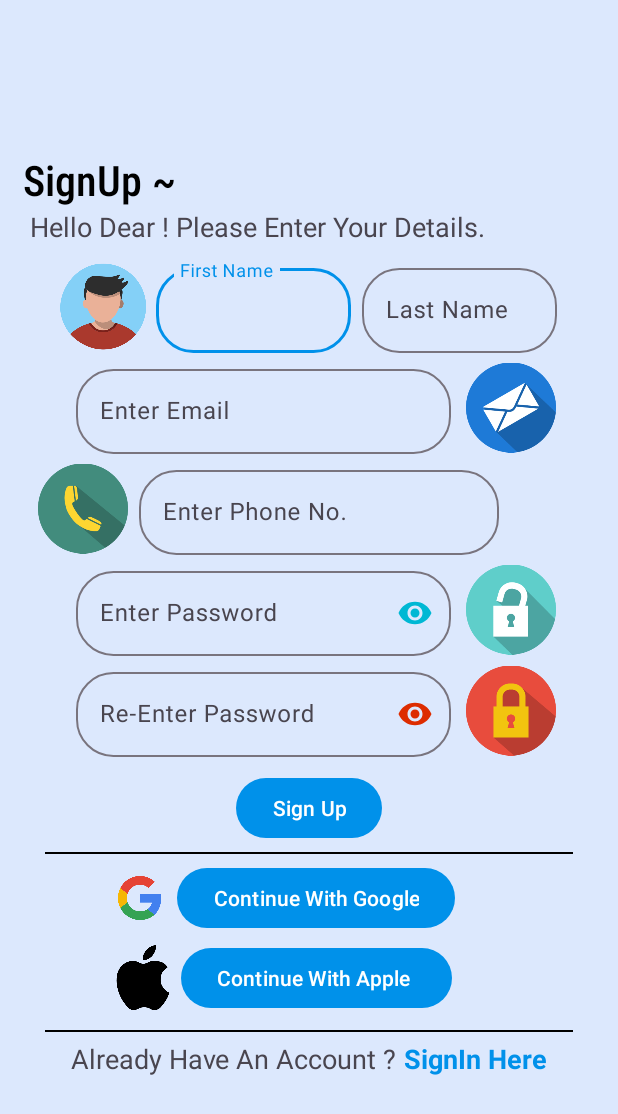
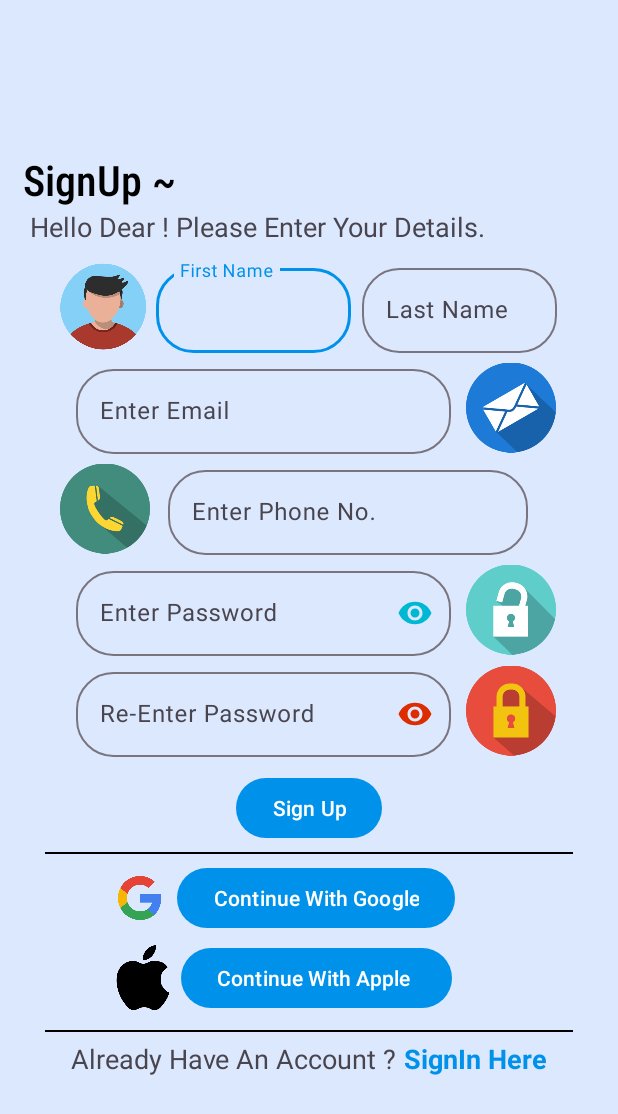
Before and after one commit to Admin-573/The-Hotel, an Android app: the get_start screen opened directly, with no data from a screen before it, on a phone screen of 412 x 824 dp. Shown: the top 1114 px of the screen. Run offline under Robolectric (Android 15) with nearby library versions, the phone set to English and light mode, and no system bars; Roboto replaces fonts that are not available here.

Commit message:
Initial commit

```diff
--- a/app/src/main/res/layout/activity_get_start.xml
+++ b/app/src/main/res/layout/activity_get_start.xml
@@ -94,6 +94,7 @@
             app:boxCornerRadiusTopStart="25dp"
             app:boxCornerRadiusBottomEnd="25dp"
             android:layout_width="250dp"
+            app:placeholderText="you@example.com"
             android:layout_height="wrap_content">
 
             <com.google.android.material.textfield.TextInputEditText
@@ -113,36 +114,35 @@
     </LinearLayout>
 
     <LinearLayout
-        android:layout_marginBottom="5dp"
+        android:layout_width="332dp"
+        android:layout_height="wrap_content"
         android:layout_gravity="center"
-        android:orientation="horizontal"
         android:layout_marginLeft="25dp"
         android:layout_marginRight="25dp"
-        android:layout_width="match_parent"
-        android:layout_height="wrap_content">
+        android:layout_marginBottom="5dp"
+        android:orientation="horizontal">
 
         <ImageView
-            android:src="@drawable/phone"
+            android:layout_width="60dp"
+            android:layout_height="match_parent"
             android:layout_marginRight="2dp"
-            android:layout_width="60dp"
-            android:layout_height="match_parent"/>
+            android:src="@drawable/phone" />
 
         <com.google.android.material.textfield.TextInputLayout
             android:layout_width="240dp"
-            android:layout_marginLeft="5dp"
-            android:layout_marginRight="5dp"
+            android:layout_height="wrap_content"
+            android:layout_marginLeft="10dp"
             app:boxCornerRadiusBottomEnd="25dp"
-            app:boxCornerRadiusTopStart="25dp"
+            app:boxCornerRadiusBottomStart="25dp"
             app:boxCornerRadiusTopEnd="25dp"
-            app:boxCornerRadiusBottomStart="25dp"
-            android:layout_height="wrap_content">
+            app:boxCornerRadiusTopStart="25dp">
 
             <com.google.android.material.textfield.TextInputEditText
                 android:id="@+id/edtPhone"
-                android:inputType="phone"
+                android:layout_width="match_parent"
+                android:layout_height="wrap_content"
                 android:hint="Enter Phone No."
-                android:layout_width="match_parent"
-                android:layout_height="wrap_content"/>
+                android:inputType="phone" />
 
         </com.google.android.material.textfield.TextInputLayout>
 
--- a/app/src/main/res/layout/activity_login.xml
+++ b/app/src/main/res/layout/activity_login.xml
@@ -41,15 +41,15 @@
         app:boxCornerRadiusTopStart="25dp"
         app:boxCornerRadiusTopEnd="25dp"
         app:boxCornerRadiusBottomStart="25dp"
-        app:placeholderText="you@example.com"
+        app:placeholderText="Name"
         android:layout_width="match_parent"
         android:layout_height="wrap_content">
 
         <com.google.android.material.textfield.TextInputEditText
             android:id="@+id/user_email"
-            android:hint=" Enter Email"
+            android:hint=" Enter Name"
             android:drawableRight="@drawable/email_24"
-            android:inputType="textEmailAddress"
+            android:inputType="textPersonName"
             android:layout_width="match_parent"
             android:layout_height="wrap_content"/>
 
```
